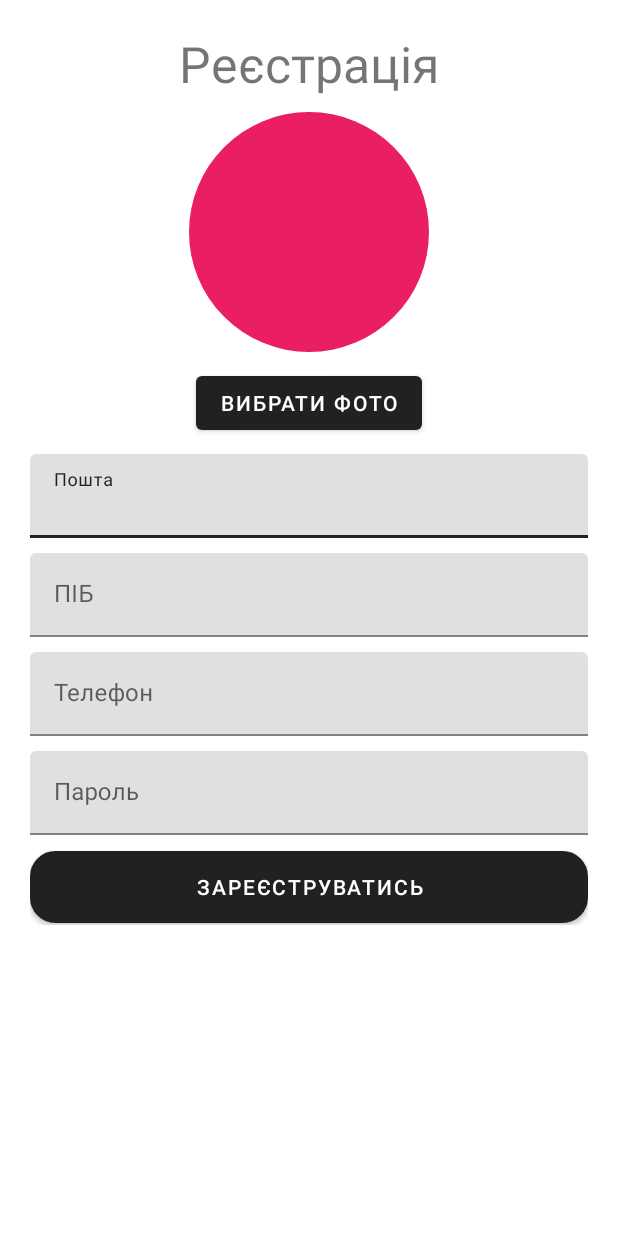
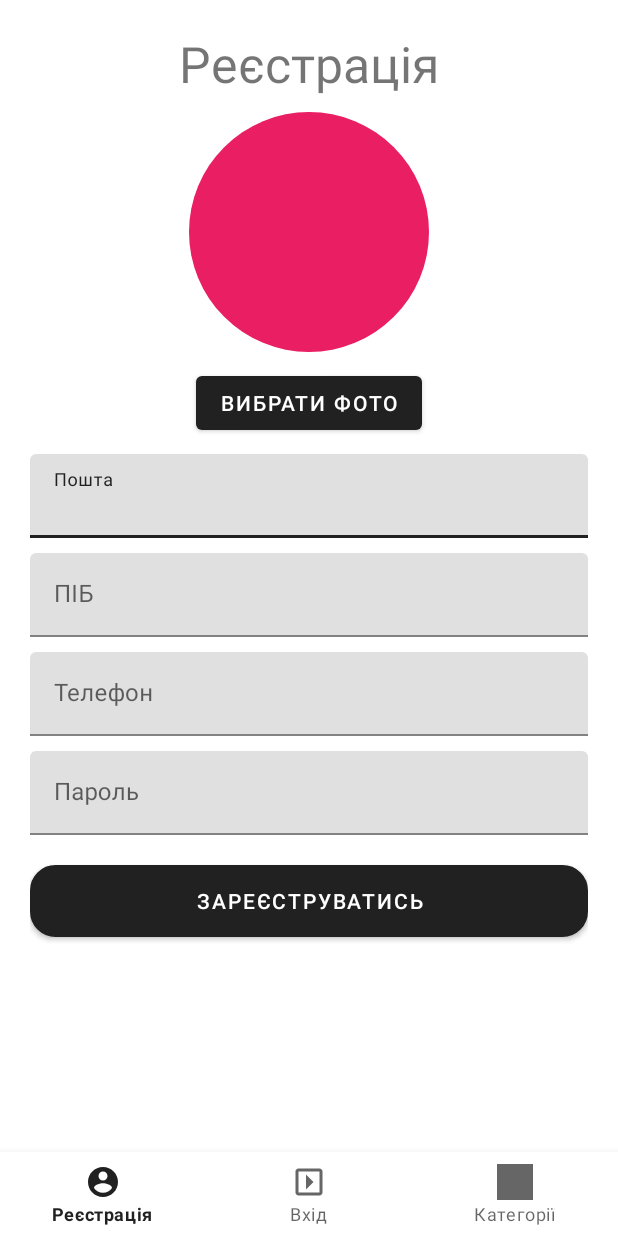
Before and after one commit to Anton2222-cyber/PizzaAndroid, an Android app: the layout activity_main.xml on its own in the app's theme, with its tools: preview values and no code run, on a phone screen of 412 x 824 dp. Run offline under Robolectric (Android 15) with nearby library versions, the light colour scheme and no system bars.

Commit message:
Add bottom menu

```diff
--- a/AndroidProject/app/src/main/java/com/example/shop/CategoryActivity.java
+++ b/AndroidProject/app/src/main/java/com/example/shop/CategoryActivity.java
@@ -44,5 +44,6 @@ public class CategoryActivity extends BaseActivity {
                     }
                 });
 
+        setupBottomNavigationView(R.id.bottom_navigation);
     }
 }
--- a/AndroidProject/app/src/main/java/com/example/shop/LoginActivity.java
+++ b/AndroidProject/app/src/main/java/com/example/shop/LoginActivity.java
@@ -25,5 +25,7 @@ public class LoginActivity extends BaseActivity {
             Intent intent = new Intent(LoginActivity.this, MainActivity.class);
             startActivity(intent);
         });
+
+        setupBottomNavigationView(R.id.bottom_navigation);
     }
 }
--- a/AndroidProject/app/src/main/java/com/example/shop/MainActivity.java
+++ b/AndroidProject/app/src/main/java/com/example/shop/MainActivity.java
@@ -55,6 +55,8 @@ public class MainActivity extends BaseActivity {
                 .into(imageView);
 
         chooseImageBtn.setOnClickListener(v -> openImagePicker());
+
+        setupBottomNavigationView(R.id.bottom_navigation);
     }
 
     private void openImagePicker() {
--- a/AndroidProject/app/src/main/res/layout/activity_main.xml
+++ b/AndroidProject/app/src/main/res/layout/activity_main.xml
@@ -1,61 +1,59 @@
 <?xml version="1.0" encoding="utf-8"?>
-
-<ScrollView xmlns:android="http://schemas.android.com/apk/res/android"
+<androidx.constraintlayout.widget.ConstraintLayout
+    xmlns:android="http://schemas.android.com/apk/res/android"
     xmlns:app="http://schemas.android.com/apk/res-auto"
     xmlns:tools="http://schemas.android.com/tools"
     android:layout_width="match_parent"
-    android:layout_height="match_parent">
+    android:layout_height="match_parent"
+    tools:context=".MainActivity">
+
+    <ScrollView
+        android:layout_width="0dp"
+        android:layout_height="0dp"
+        app:layout_constraintTop_toTopOf="parent"
+        app:layout_constraintBottom_toTopOf="@id/bottom_navigation"
+        app:layout_constraintStart_toStartOf="parent"
+        app:layout_constraintEnd_toEndOf="parent">
+
         <LinearLayout
             android:id="@+id/main"
             android:layout_width="match_parent"
-    android:layout_height="match_parent"
-    tools:context=".MainActivity"
+            android:layout_height="wrap_content"
             android:orientation="vertical"
             android:gravity="center"
             android:layout_margin="20dp">
 
-
             <TextView
-
                 android:layout_width="wrap_content"
                 android:layout_height="wrap_content"
-
                 android:layout_marginBottom="10dp"
                 android:text="@string/register"
-        android:textSize="15pt"
-        app:layout_constraintEnd_toEndOf="parent"
-        app:layout_constraintStart_toStartOf="parent"
-        app:layout_constraintTop_toTopOf="parent" />
+                android:textSize="15pt" />
+
             <ImageView
                 android:layout_width="160dp"
                 android:layout_height="160dp"
                 android:background="@drawable/circular_bg"
                 android:scaleType="centerCrop"
                 android:layout_marginBottom="10dp"
-        android:id="@+id/ivRegImage"
-        />
+                android:id="@+id/ivRegImage" />
+
             <Button
-
                 android:layout_width="wrap_content"
                 android:layout_height="wrap_content"
                 android:text="@string/btn_chose_img"
-        android:id="@+id/btnChooseImage"
-        app:layout_constraintTop_toBottomOf="@+id/ivRegImage"
-        />
+                android:id="@+id/btnChooseImage" />
 
             <com.google.android.material.textfield.TextInputLayout
                 android:id="@+id/tfRegEmail"
                 android:layout_width="match_parent"
                 android:layout_height="wrap_content"
                 android:layout_marginTop="10dp"
-        app:layout_constraintTop_toBottomOf="@+id/btnChooseImage"
                 android:hint="@string/email">
 
                 <com.google.android.material.textfield.TextInputEditText
                     android:layout_width="match_parent"
-            android:layout_height="wrap_content"
-            />
-
+                    android:layout_height="wrap_content" />
             </com.google.android.material.textfield.TextInputLayout>
 
             <com.google.android.material.textfield.TextInputLayout
@@ -63,14 +61,11 @@
                 android:layout_width="match_parent"
                 android:layout_height="wrap_content"
                 android:layout_marginTop="10dp"
-        app:layout_constraintTop_toBottomOf="@+id/tfRegEmail"
                 android:hint="@string/pib">
 
                 <com.google.android.material.textfield.TextInputEditText
                     android:layout_width="match_parent"
-            android:layout_height="wrap_content"
-            />
-
+                    android:layout_height="wrap_content" />
             </com.google.android.material.textfield.TextInputLayout>
 
             <com.google.android.material.textfield.TextInputLayout
@@ -78,14 +73,11 @@
                 android:layout_width="match_parent"
                 android:layout_height="wrap_content"
                 android:layout_marginTop="10dp"
-        app:layout_constraintTop_toBottomOf="@+id/tfRegPIB"
                 android:hint="@string/phone">
 
                 <com.google.android.material.textfield.TextInputEditText
                     android:layout_width="match_parent"
-            android:layout_height="wrap_content"
-            />
-
+                    android:layout_height="wrap_content" />
             </com.google.android.material.textfield.TextInputLayout>
 
             <com.google.android.material.textfield.TextInputLayout
@@ -93,34 +85,37 @@
                 android:layout_width="match_parent"
                 android:layout_height="wrap_content"
                 android:layout_marginTop="10dp"
-        app:layout_constraintTop_toBottomOf="@+id/tfRegPhone"
                 android:hint="@string/password">
 
                 <com.google.android.material.textfield.TextInputEditText
                     android:layout_width="match_parent"
-            android:layout_height="wrap_content"
-            />
-
+                    android:layout_height="wrap_content" />
             </com.google.android.material.textfield.TextInputLayout>
 
-
+            <Button
+                android:layout_width="match_parent"
+                android:layout_height="wrap_content"
+                android:layout_marginTop="20dp"
+                android:background="@drawable/btn_rounded_corner"
+                android:text="@string/btn_register"
+                android:id="@+id/register_btn" />
 
             <LinearLayout
                 android:layout_width="match_parent"
                 android:layout_height="50dp"
                 android:gravity="center_vertical"
                 android:orientation="vertical"
-        android:layout_marginTop="10dp"
-       >
-
-        <Button
-            android:layout_width="match_parent"
-            android:layout_height="wrap_content"
-            android:background="@drawable/btn_rounded_corner"
-            android:text="@string/btn_register"
-            android:id="@+id/register_btn"/>
+                android:layout_marginTop="10dp">
             </LinearLayout>
-
 
         </LinearLayout>
     </ScrollView>
+
+    <com.google.android.material.bottomnavigation.BottomNavigationView
+        android:id="@+id/bottom_navigation"
+        android:layout_width="match_parent"
+        android:layout_height="wrap_content"
+        app:menu="@menu/bottom_navigation_menu"
+        app:layout_constraintBottom_toBottomOf="parent" />
+
+</androidx.constraintlayout.widget.ConstraintLayout>
--- /dev/null
+++ b/AndroidProject/app/src/main/res/menu/bottom_navigation_menu.xml
@@ -0,0 +1,18 @@
+<?xml version="1.0" encoding="utf-8"?>
+<menu xmlns:android="http://schemas.android.com/apk/res/android">
+    <item
+        android:id="@+id/page_1"
+        android:enabled="true"
+        android:icon="@drawable/ic_register"
+        android:title="@string/register"/>
+    <item
+        android:id="@+id/page_2"
+        android:enabled="true"
+        android:icon="@drawable/ic_login"
+        android:title="@string/login"/>
+    <item
+        android:id="@+id/page_3"
+        android:enabled="true"
+        android:icon="@drawable/placeholder_image"
+        android:title="@string/categories"/>
+</menu>
```
Also changed, not shown: AndroidProject/app/src/main/java/com/example/shop/BaseActivity.java (+28 -0 lines), AndroidProject/app/src/main/res/layout/activity_category.xml (+16 -16 lines), AndroidProject/app/src/main/res/layout/activity_login.xml (+31 -4 lines). Lines whose indentation alone changed are shown as unchanged.
